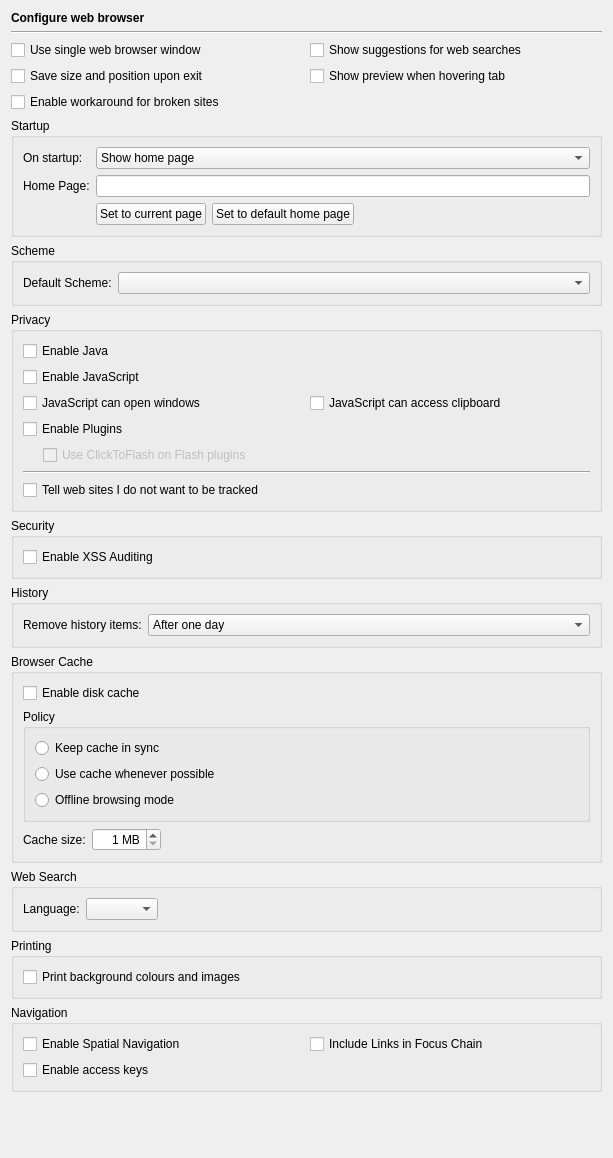
testmana2/test, file Preferences/ConfigurationPages/HelpWebBrowserPage.ui: the form before one commit.
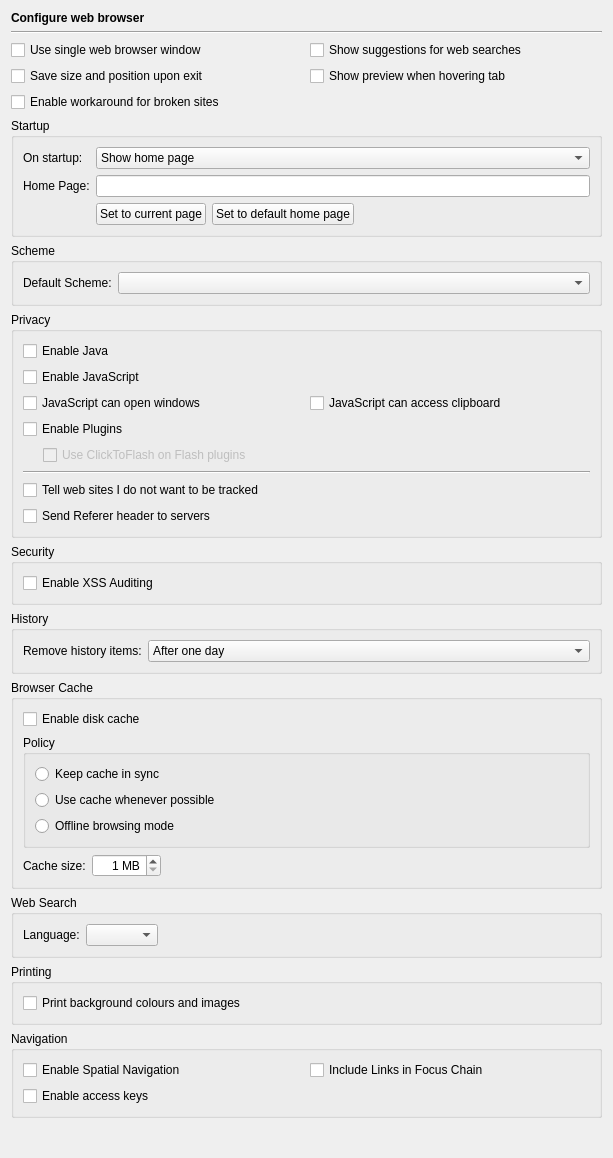
The form after the commit.

Commit message: Added capability to suppress Referer Headers (configurable via eric4 Web Browser configuration page).

Patch:
```diff
--- a/Preferences/ConfigurationPages/HelpWebBrowserPage.ui
+++ b/Preferences/ConfigurationPages/HelpWebBrowserPage.ui
@@ -206,7 +206,7 @@
       <string>Privacy</string>
      </property>
      <layout class="QGridLayout" name="gridLayout">
-      <item row="0" column="0">
+      <item row="0" column="0" colspan="2">
        <widget class="QCheckBox" name="javaCheckBox">
         <property name="toolTip">
          <string>Select to enable Java</string>
@@ -216,7 +216,7 @@
         </property>
        </widget>
       </item>
-      <item row="1" column="0">
+      <item row="1" column="0" colspan="2">
        <widget class="QCheckBox" name="javaScriptCheckBox">
         <property name="toolTip">
          <string>Select to enable JavaScript</string>
@@ -246,7 +246,7 @@
         </property>
        </widget>
       </item>
-      <item row="3" column="0">
+      <item row="3" column="0" colspan="2">
        <widget class="QCheckBox" name="pluginsCheckBox">
         <property name="toolTip">
          <string>Select to enable plugins in web pages</string>
@@ -315,7 +315,7 @@
         </property>
        </widget>
       </item>
-      <item row="6" column="0">
+      <item row="6" column="0" colspan="2">
        <widget class="QCheckBox" name="doNotTrackCheckBox">
         <property name="toolTip">
          <string>Select to enabled the &quot;Do Not Track&quot; feature</string>
@@ -325,6 +325,16 @@
         </property>
        </widget>
       </item>
+      <item row="7" column="0" colspan="2">
+       <widget class="QCheckBox" name="sendRefererCheckBox">
+        <property name="toolTip">
+         <string>Select to send referer headers to the server</string>
+        </property>
+        <property name="text">
+         <string>Send Referer header to servers</string>
+        </property>
+       </widget>
+      </item>
      </layout>
     </widget>
    </item>
```
Left out of the diff: 1 changed line with no effect on the pictures. The commit also changes 14 other files.
